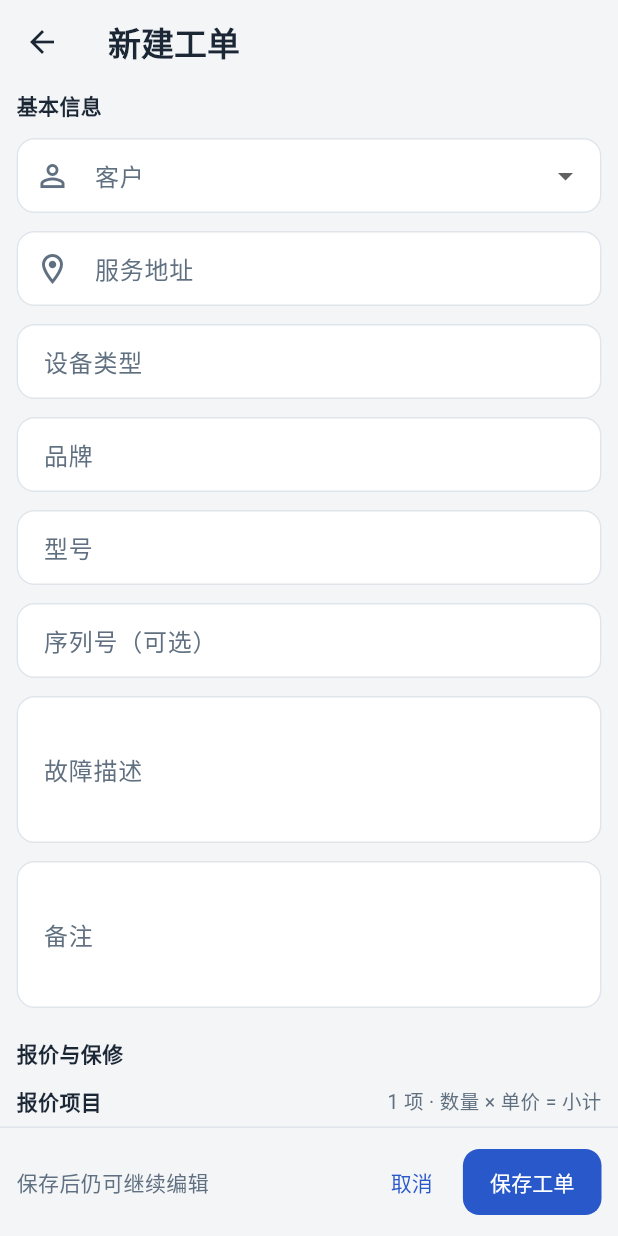
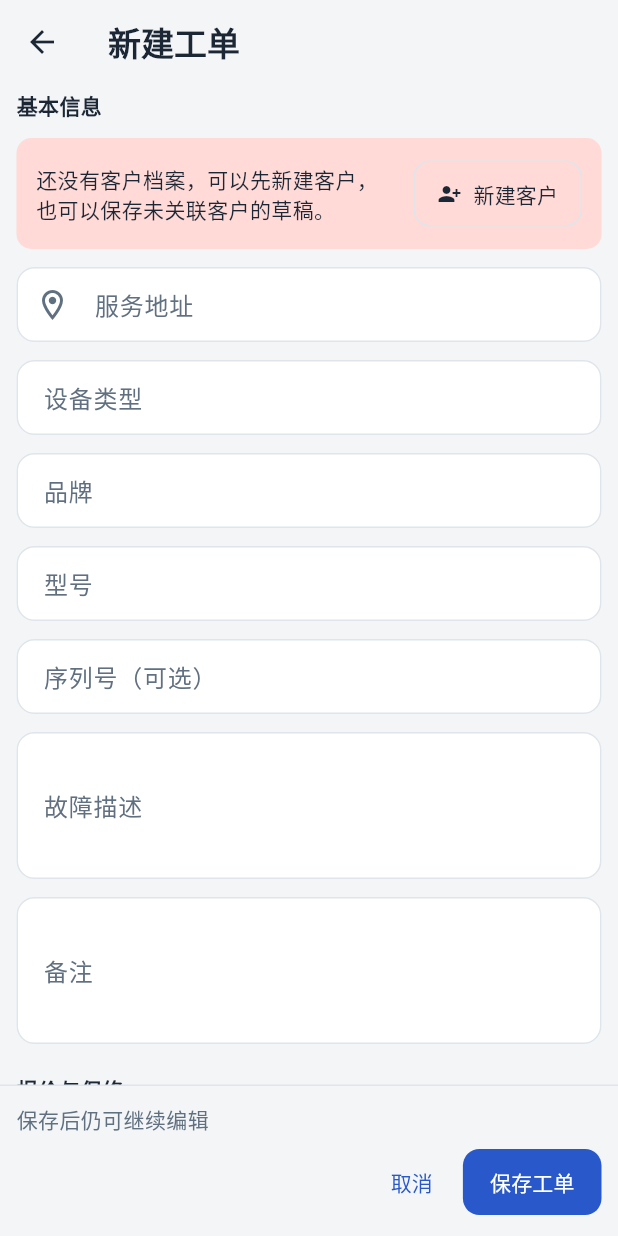
Before and after one commit to eurfef-oss/gongdan, a Flutter app: the screen it shows after launch, after a tap on "开始使用", after a tap on "新建工单", on a phone screen of 412 x 824 dp. Run offline on Flutter 3.47's test engine with Material 3 defaults, Android fonts, the phone set to English and light mode, and no system bars; our stand-ins replace file_picker, flutter_secure_storage, image_picker, in_app_purchase, share_plus, shared_preferences; missing offline and left inert: cryptography.

Commit message:
feat: start with blank workspace and refine responsive UI

```diff
--- a/lib/features/work_orders/application/work_order_controller.dart
+++ b/lib/features/work_orders/application/work_order_controller.dart
@@ -169,5 +169,4 @@ class WorkOrderController extends ChangeNotifier {
   String exportCsv() => backup.exportCsv();
   Future<bool> importJson(String raw) => backup.importJson(raw);
   Future<CsvImportResult?> importCsv(String raw) => backup.importCsv(raw);
-  Future<void> resetToDemo() => settings.resetToDemo();
 }
--- a/lib/features/work_orders/data/local_work_order_repository.dart
+++ b/lib/features/work_orders/data/local_work_order_repository.dart
@@ -108,7 +108,7 @@ class LocalWorkOrderRepository
 
   @override
   Future<RepairAppData> load() async {
-    if (!_persistenceAvailable) return _memoryData ??= seedData();
+    if (!_persistenceAvailable) return _memoryData ??= initialData();
 
     try {
       final file = await _getDataFile();
@@ -137,7 +137,7 @@ class LocalWorkOrderRepository
         return migrated;
       }
 
-      final seeded = seedData();
+      final seeded = initialData();
       _memoryData = seeded;
       try {
         await _writeFile(file, seeded);
@@ -147,7 +147,7 @@ class LocalWorkOrderRepository
       return seeded;
     } catch (_) {
       _persistenceAvailable = false;
-      return _memoryData ??= seedData();
+      return _memoryData ??= initialData();
     }
   }
 
--- a/lib/features/work_orders/domain/entities/repair_app_settings.dart
+++ b/lib/features/work_orders/domain/entities/repair_app_settings.dart
@@ -2,11 +2,11 @@ part of 'work_order.dart';
 
 class RepairAppSettings {
   const RepairAppSettings({
-    this.shopName = '林师傅维修',
-    this.ownerName = '林师傅',
+    this.shopName = '',
+    this.ownerName = '',
     this.phone = '',
     this.address = '',
-    this.defaultNote = '以上报价仅供本次服务参考，实际费用以现场确认内容为准。额外项目需经客户确认后执行。',
+    this.defaultNote = '',
     this.darkMode = false,
     this.languageCode = 'zh',
     this.hasSeenWelcome = false,
@@ -93,12 +93,11 @@ class RepairAppSettings {
 
   factory RepairAppSettings.fromJson(Map<String, Object?> json) =>
       RepairAppSettings(
-        shopName: json['shopName']?.toString() ?? '林师傅维修',
-        ownerName: json['ownerName']?.toString() ?? '林师傅',
+        shopName: json['shopName']?.toString() ?? '',
+        ownerName: json['ownerName']?.toString() ?? '',
         phone: json['phone']?.toString() ?? '',
         address: json['address']?.toString() ?? '',
-        defaultNote:
-            json['defaultNote']?.toString() ?? RepairAppSettings().defaultNote,
+        defaultNote: json['defaultNote']?.toString() ?? '',
         darkMode: json['darkMode'] == true,
         languageCode: json['languageCode']?.toString() == 'en' ? 'en' : 'zh',
         hasSeenWelcome: json['hasSeenWelcome'] == true,
--- a/lib/features/work_orders/domain/entities/seed_data.dart
+++ b/lib/features/work_orders/domain/entities/seed_data.dart
@@ -58,27 +58,7 @@ WorkOrder emptyWorkOrder({
   );
 }
 
-RepairAppData seedData() {
-  final now = DateTime.now();
-  final customerA = Customer(
-    id: idFor('cus'),
-    name: '周女士',
-    phone: '138 0013 8001',
-    wechat: 'zhou_home',
-    address: '锦江区东大街 88 号',
-    notes: '工作日 18:00 后方便上门',
-    createdAt: now.subtract(const Duration(days: 18)),
-    updatedAt: now.subtract(const Duration(days: 2)),
-  );
-  final customerB = Customer(
-    id: idFor('cus'),
-    name: '林先生',
-    phone: '139 1020 2233',
-    address: '武侯区科华北路 21 号',
-    createdAt: now.subtract(const Duration(days: 10)),
-    updatedAt: now.subtract(const Duration(days: 4)),
-  );
-  final serviceItems = [
+List<ServiceItem> _starterServiceItems() => [
       ServiceItem(
           id: idFor('svc'),
           name: '空调深度清洗',
@@ -112,6 +92,36 @@ RepairAppData seedData() {
           warrantyDays: 0,
           enabled: true),
     ];
+
+RepairAppData initialData() => RepairAppData(
+      customers: const [],
+      serviceItems: _starterServiceItems(),
+      workOrders: const [],
+      payments: const [],
+      settings: const RepairAppSettings(),
+    );
+
+RepairAppData seedData() {
+  final now = DateTime.now();
+  final customerA = Customer(
+    id: idFor('cus'),
+    name: '周女士',
+    phone: '138 0013 8001',
+    wechat: 'zhou_home',
+    address: '锦江区东大街 88 号',
+    notes: '工作日 18:00 后方便上门',
+    createdAt: now.subtract(const Duration(days: 18)),
+    updatedAt: now.subtract(const Duration(days: 2)),
+  );
+  final customerB = Customer(
+    id: idFor('cus'),
+    name: '林先生',
+    phone: '139 1020 2233',
+    address: '武侯区科华北路 21 号',
+    createdAt: now.subtract(const Duration(days: 10)),
+    updatedAt: now.subtract(const Duration(days: 4)),
+  );
+  final serviceItems = _starterServiceItems();
   final orderA = emptyWorkOrder(
           id: idFor('ord'),
           number: orderNumberFor(const [], now),
@@ -199,7 +209,6 @@ RepairAppData seedData() {
           note: '现场定金',
           paidAt: now.subtract(const Duration(days: 1, hours: 3)))
     ],
-    settings:
-        const RepairAppSettings(phone: '138 8888 6600', address: '成都市 · 武侯区'),
+    settings: const RepairAppSettings(),
   );
 }
--- a/lib/features/work_orders/presentation/dialogs/order_editor_dialog.dart
+++ b/lib/features/work_orders/presentation/dialogs/order_editor_dialog.dart
@@ -118,18 +118,21 @@ class _OrderEditorDialogState extends State<OrderEditorDialog> {
         const Divider(height: 1),
         Padding(
           padding: const EdgeInsets.fromLTRB(11, 12, 11, 12),
-          child: Row(
-            children: [
-              Text(
+          child: LayoutBuilder(
+            builder: (context, constraints) {
+              final note = Text(
                 context.tr('保存后仍可继续编辑'),
                 style: TextStyle(
                   color: Theme.of(context).colorScheme.onSurfaceVariant,
                   fontSize: 14,
                 ),
-              ),
-              const Spacer(),
+              );
+              final actions = Row(
+                mainAxisSize: MainAxisSize.min,
+                children: [
                   TextButton(
-                onPressed: _saving ? null : () => Navigator.of(context).pop(),
+                    onPressed:
+                        _saving ? null : () => Navigator.of(context).pop(),
                     child: Text(context.tr('取消')),
                   ),
                   const SizedBox(width: 8),
@@ -144,6 +147,24 @@ class _OrderEditorDialogState extends State<OrderEditorDialog> {
                         : Text(context.tr(isEditing ? '保存修改' : '保存工单')),
                   ),
                 ],
+              );
+              if (constraints.maxWidth < 560) {
+                return Column(
+                  crossAxisAlignment: CrossAxisAlignment.stretch,
+                  children: [
+                    note,
+                    const SizedBox(height: 8),
+                    Align(alignment: Alignment.centerRight, child: actions),
+                  ],
+                );
+              }
+              return Row(
+                children: [
+                  Expanded(child: note),
+                  actions,
+                ],
+              );
+            },
           ),
         ),
       ],
--- a/lib/features/work_orders/presentation/statistics/statistics_page.dart
+++ b/lib/features/work_orders/presentation/statistics/statistics_page.dart
@@ -96,6 +96,7 @@ class _StatsPageState extends State<_StatsPage> {
               crossAxisAlignment: CrossAxisAlignment.stretch,
               children: [
                 _MetricSummaryCard(
+                  columns: 1,
                   metrics: [
                     _Metric(
                       label: context.tr('工单总数'),
--- a/lib/l10n/app_strings.dart
+++ b/lib/l10n/app_strings.dart
@@ -212,8 +212,6 @@ const _english = <String, String>{
   '内部成本': 'Internal costs',
   '专业版功能：为每张工单录入成本，并管理成本类型':
       'Pro feature: record costs per order and manage cost types',
-  '演示数据': 'Demo data',
-  '载入一组完整示例，快速查看工作流程': 'Load a complete example set to explore the workflow',
   '工作台工具': 'Workspace tools',
   '这些页面也可以从这里进入。': 'These pages are also available here.',
   '管理常用服务项目和报价模板': 'Manage common services and quote templates',
@@ -238,9 +236,6 @@ const _english = <String, String>{
   '导入工单 CSV': 'Import work order CSV',
   '按工单编号更新或追加客户与工单。':
       'Update or append customers and orders by work order number.',
-  '这会替换当前设备上的本地数据。建议先完成 JSON 备份。':
-      'This replaces local data on this device. Make a JSON backup first.',
-  '载入演示数据': 'Load demo data',
   '工单表单字段': 'Work order fields',
   '拖动左侧手柄调整字段在工单表单中的顺序，使用右侧开关控制字段是否显示。隐藏字段不会删除已有数据。':
       'Drag the handle to reorder fields and use the switch to show or hide them. Hidden fields keep their existing data.',
@@ -572,8 +567,6 @@ const _english = <String, String>{
   '项': 'item',
   'CSV 导入金额': 'CSV imported amount',
   'CSV 导入成本': 'CSV imported cost',
-  '载入演示数据？': 'Load demo data?',
-  '这会替换当前设备上的本地数据。': 'This will replace local data on this device.',
 
   // Dynamic labels, model values, and document summaries.
   '草稿': 'Draft',
```
Also changed, not shown: lib/features/work_orders/application/controllers/settings_controller.dart (+0 -12 lines), lib/features/work_orders/presentation/dialogs/template_editor_dialog.dart (+15 -1 lines), lib/features/work_orders/presentation/settings/settings_page.dart (+4 -36 lines), lib/features/work_orders/presentation/shell/work_order_shell.dart (+0 -23 lines), 6 other files. Lines whose indentation alone changed are shown as unchanged.
